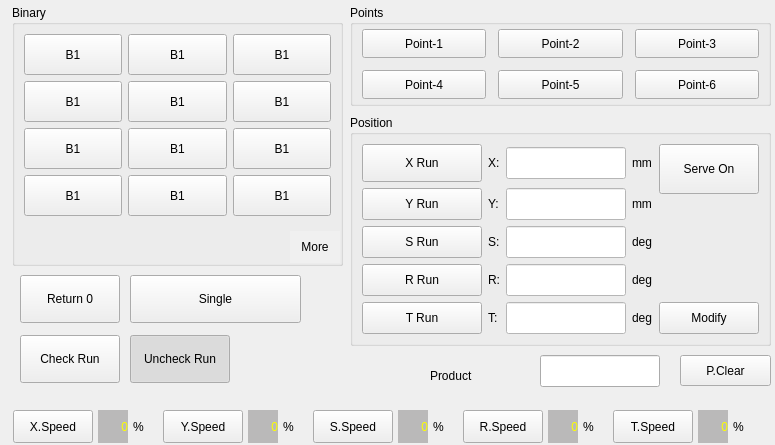
Before: the Qt Designer form hcmanualoperation/ichcmanualoperationpageframe_8.ui in GaussCheng/2-5AxisPunch, drawn with Qt 5.
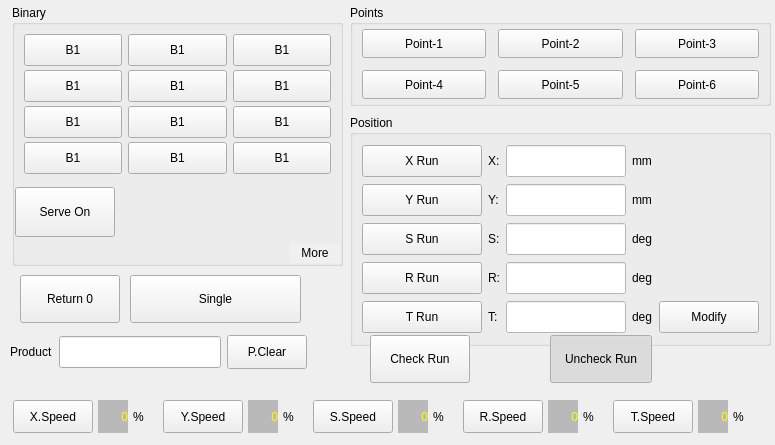
After: the same form once the commit is applied. Custom widgets are drawn as their Qt base class.

```diff
--- a/hcmanualoperation/ichcmanualoperationpageframe_8.ui
+++ b/hcmanualoperation/ichcmanualoperationpageframe_8.ui
@@ -396,6 +396,34 @@
         </layout>
        </widget>
       </item>
+      <item>
+       <widget class="QPushButton" name="serveControl">
+        <property name="sizePolicy">
+         <sizepolicy hsizetype="Minimum" vsizetype="Preferred">
+          <horstretch>0</horstretch>
+          <verstretch>0</verstretch>
+         </sizepolicy>
+        </property>
+        <property name="minimumSize">
+         <size>
+          <width>100</width>
+          <height>50</height>
+         </size>
+        </property>
+        <property name="maximumSize">
+         <size>
+          <width>100</width>
+          <height>50</height>
+         </size>
+        </property>
+        <property name="text">
+         <string>Serve On</string>
+        </property>
+        <property name="checkable">
+         <bool>true</bool>
+        </property>
+       </widget>
+      </item>
       <item>
        <layout class="QHBoxLayout" name="horizontalLayout_2">
         <item>
@@ -450,38 +478,6 @@
       </item>
      </layout>
     </widget>
-    <widget class="QLabel" name="label_3">
-     <property name="geometry">
-      <rect>
-       <x>430</x>
-       <y>360</y>
-       <width>91</width>
-       <height>21</height>
-      </rect>
-     </property>
-     <property name="text">
-      <string>Product</string>
-     </property>
-    </widget>
-    <widget class="ICLineEditWithVirtualNumericKeypad" name="productEdit">
-     <property name="geometry">
-      <rect>
-       <x>540</x>
-       <y>350</y>
-       <width>120</width>
-       <height>32</height>
-      </rect>
-     </property>
-     <property name="minimumSize">
-      <size>
-       <width>0</width>
-       <height>32</height>
-      </size>
-     </property>
-     <property name="alignment">
-      <set>Qt::AlignRight|Qt::AlignTrailing|Qt::AlignVCenter</set>
-     </property>
-    </widget>
     <widget class="QGroupBox" name="groupBox">
      <property name="geometry">
       <rect>
@@ -779,34 +775,6 @@
         </property>
        </widget>
       </item>
-      <item row="0" column="5">
-       <widget class="QPushButton" name="serveControl">
-        <property name="sizePolicy">
-         <sizepolicy hsizetype="Minimum" vsizetype="Preferred">
-          <horstretch>0</horstretch>
-          <verstretch>0</verstretch>
-         </sizepolicy>
-        </property>
-        <property name="minimumSize">
-         <size>
-          <width>100</width>
-          <height>50</height>
-         </size>
-        </property>
-        <property name="maximumSize">
-         <size>
-          <width>100</width>
-          <height>50</height>
-         </size>
-        </property>
-        <property name="text">
-         <string>Serve On</string>
-        </property>
-        <property name="checkable">
-         <bool>true</bool>
-        </property>
-       </widget>
-      </item>
      </layout>
     </widget>
     <widget class="QPushButton" name="singleButton">
@@ -837,7 +805,7 @@
     <widget class="QPushButton" name="runButton">
      <property name="geometry">
       <rect>
-       <x>20</x>
+       <x>370</x>
        <y>330</y>
        <width>100</width>
        <height>48</height>
@@ -1070,31 +1038,12 @@
       <string>Return 0</string>
      </property>
     </widget>
-    <widget class="QPushButton" name="productClear">
-     <property name="geometry">
-      <rect>
-       <x>680</x>
-       <y>350</y>
-       <width>91</width>
-       <height>31</height>
-      </rect>
-     </property>
-     <property name="sizePolicy">
-      <sizepolicy hsizetype="Minimum" vsizetype="Preferred">
-       <horstretch>0</horstretch>
-       <verstretch>0</verstretch>
-      </sizepolicy>
-     </property>
-     <property name="text">
-      <string>P.Clear</string>
-     </property>
-    </widget>
     <widget class="QPushButton" name="uncheckRunButton">
      <property name="geometry">
       <rect>
-       <x>130</x>
+       <x>550</x>
        <y>330</y>
-       <width>100</width>
+       <width>102</width>
        <height>48</height>
       </rect>
      </property>
@@ -1123,6 +1072,51 @@
       <string notr="true">buttonGroup_2</string>
      </attribute>
     </widget>
+    <widget class="QWidget" name="">
+     <property name="geometry">
+      <rect>
+       <x>10</x>
+       <y>330</y>
+       <width>297</width>
+       <height>34</height>
+      </rect>
+     </property>
+     <layout class="QHBoxLayout" name="horizontalLayout_3">
+      <item>
+       <widget class="QLabel" name="label_3">
+        <property name="text">
+         <string>Product</string>
+        </property>
+       </widget>
+      </item>
+      <item>
+       <widget class="ICLineEditWithVirtualNumericKeypad" name="productEdit">
+        <property name="minimumSize">
+         <size>
+          <width>0</width>
+          <height>32</height>
+         </size>
+        </property>
+        <property name="alignment">
+         <set>Qt::AlignRight|Qt::AlignTrailing|Qt::AlignVCenter</set>
+        </property>
+       </widget>
+      </item>
+      <item>
+       <widget class="QPushButton" name="productClear">
+        <property name="sizePolicy">
+         <sizepolicy hsizetype="Minimum" vsizetype="Preferred">
+          <horstretch>0</horstretch>
+          <verstretch>0</verstretch>
+         </sizepolicy>
+        </property>
+        <property name="text">
+         <string>P.Clear</string>
+        </property>
+       </widget>
+      </item>
+     </layout>
+    </widget>
    </widget>
    <widget class="QWidget" name="tabWidgetPage2">
     <layout class="QGridLayout" name="gridLayout_3">
@@ -1869,7 +1863,7 @@
    <property name="geometry">
     <rect>
      <x>10</x>
-     <y>410</y>
+     <y>400</y>
      <width>761</width>
      <height>33</height>
     </rect>
```
